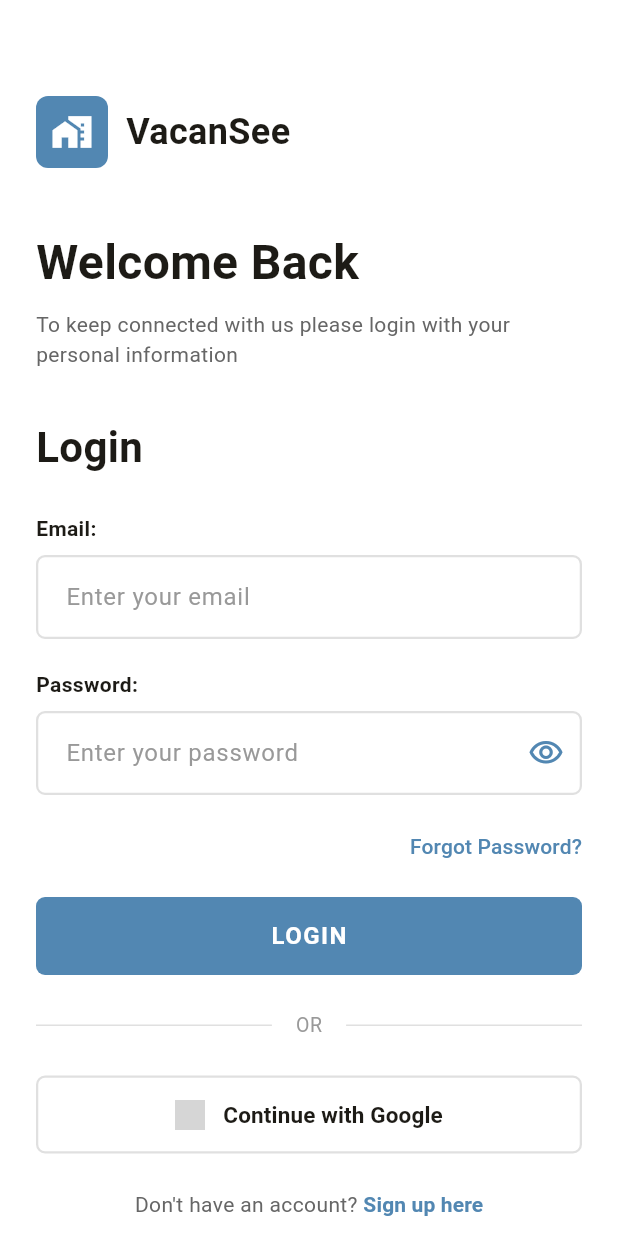
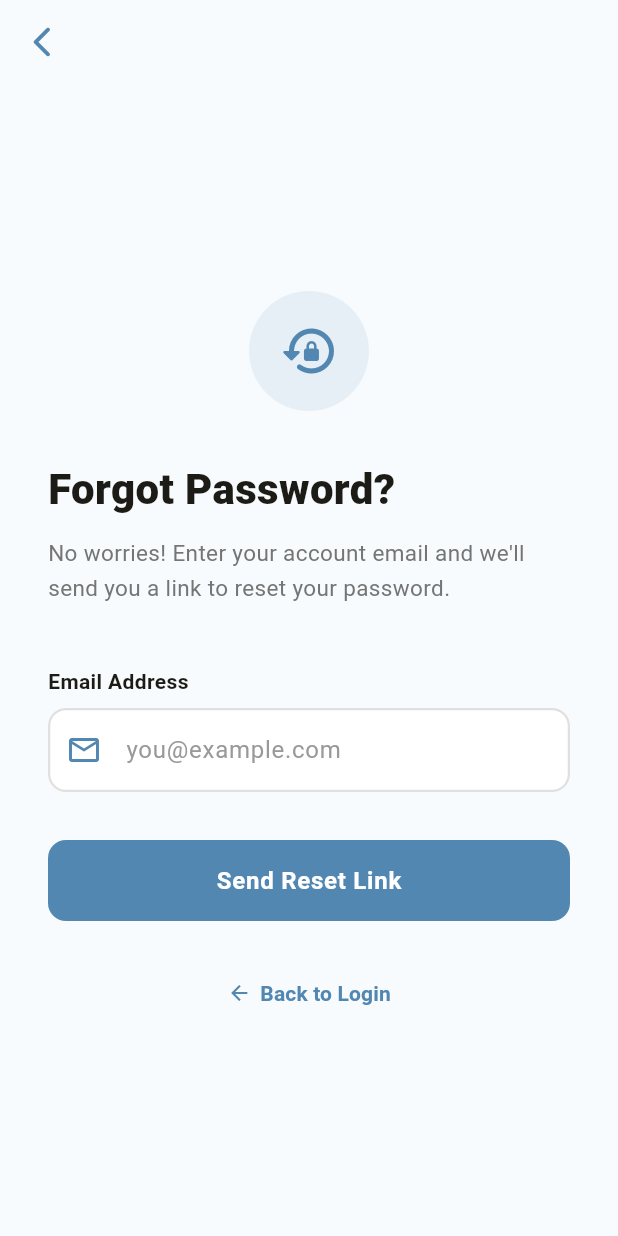
Before and after one commit to khentmoba/Vacansee, a Flutter app: the LoginScreen screen opened by its route, after a tap on "Forgot Password?", on a phone screen of 412 x 824 dp. Run offline on Flutter 3.47's test engine with Material 3 defaults, Android fonts, the phone set to English and light mode, and no system bars; our stand-ins replace flutter_dotenv, freezed_annotation, image_picker, shimmer, supabase_flutter; accounts and stored records are empty; network calls fail; grey boxes are pictures that could not be loaded.

Commit message:
Add forgot password flow with email reset link

```diff
--- /dev/null
+++ b/lib/screens/auth/forgot_password_screen.dart
@@ -0,0 +1,347 @@
+import 'package:flutter/material.dart';
+import 'package:provider/provider.dart';
+import '../../providers/auth_provider.dart';
+
+class ForgotPasswordScreen extends StatefulWidget {
+  const ForgotPasswordScreen({super.key});
+
+  @override
+  State<ForgotPasswordScreen> createState() => _ForgotPasswordScreenState();
+}
+
+class _ForgotPasswordScreenState extends State<ForgotPasswordScreen> {
+  final _emailController = TextEditingController();
+  String? _emailError;
+  bool _sent = false;
+
+  @override
+  void dispose() {
+    _emailController.dispose();
+    super.dispose();
+  }
+
+  Future<void> _submit() async {
+    final email = _emailController.text.trim();
+    if (email.isEmpty || !email.contains('@')) {
+      setState(() => _emailError = 'Please enter a valid email address');
+      return;
+    }
+    setState(() => _emailError = null);
+
+    final authProvider = context.read<AuthProvider>();
+    await authProvider.sendPasswordReset(email);
+
+    if (mounted) {
+      setState(() => _sent = true);
+    }
+  }
+
+  @override
+  Widget build(BuildContext context) {
+    final authProvider = context.watch<AuthProvider>();
+
+    return Scaffold(
+      backgroundColor: const Color(0xFFF8FBFD),
+      appBar: AppBar(
+        backgroundColor: Colors.transparent,
+        elevation: 0,
+        foregroundColor: const Color(0xFF5287B2),
+        leading: IconButton(
+          icon: const Icon(Icons.arrow_back_ios_new_rounded),
+          onPressed: () => Navigator.pop(context),
+        ),
+      ),
+      body: SafeArea(
+        child: Center(
+          child: SingleChildScrollView(
+            padding: const EdgeInsets.symmetric(horizontal: 32),
+            child: _sent ? _buildSuccessView() : _buildFormView(authProvider),
+          ),
+        ),
+      ),
+    );
+  }
+
+  Widget _buildFormView(AuthProvider authProvider) {
+    return Column(
+      crossAxisAlignment: CrossAxisAlignment.start,
+      children: [
+        // Icon header
+        Center(
+          child: Container(
+            width: 80,
+            height: 80,
+            decoration: BoxDecoration(
+              color: const Color(0xFF5287B2).withValues(alpha: 0.1),
+              shape: BoxShape.circle,
+            ),
+            child: const Icon(
+              Icons.lock_reset_rounded,
+              size: 40,
+              color: Color(0xFF5287B2),
+            ),
+          ),
+        ),
+        const SizedBox(height: 32),
+
+        const Text(
+          'Forgot Password?',
+          style: TextStyle(
+            fontSize: 28,
+            fontWeight: FontWeight.w800,
+            color: Color(0xFF1D1B16),
+          ),
+        ),
+        const SizedBox(height: 12),
+        Text(
+          "No worries! Enter your account email and we'll send you a link to reset your password.",
+          style: TextStyle(
+            fontSize: 15,
+            color: Colors.grey[600],
+            height: 1.5,
+          ),
+        ),
+        const SizedBox(height: 40),
+
+        // Email field label
+        const Padding(
+          padding: EdgeInsets.only(bottom: 8),
+          child: Text(
+            'Email Address',
+            style: TextStyle(
+              fontSize: 14,
+              fontWeight: FontWeight.w600,
+              color: Color(0xFF1D1B16),
+            ),
+          ),
+        ),
+
+        // Email field
+        TextField(
+          controller: _emailController,
+          keyboardType: TextInputType.emailAddress,
+          autofillHints: const [AutofillHints.email],
+          onChanged: (_) => setState(() => _emailError = null),
+          decoration: InputDecoration(
+            hintText: 'you@example.com',
+            hintStyle: const TextStyle(color: Color(0xFF999999)),
+            prefixIcon: const Icon(Icons.email_outlined, color: Color(0xFF5287B2)),
+            filled: true,
+            fillColor: _emailError != null ? Colors.red[50] : Colors.white,
+            border: OutlineInputBorder(
+              borderRadius: BorderRadius.circular(12),
+              borderSide: BorderSide(
+                color: _emailError != null ? Colors.red : const Color(0xFFE0E0E0),
+                width: 1.5,
+              ),
+            ),
+            enabledBorder: OutlineInputBorder(
+              borderRadius: BorderRadius.circular(12),
+              borderSide: BorderSide(
+                color: _emailError != null ? Colors.red : const Color(0xFFE0E0E0),
+                width: 1.5,
+              ),
+            ),
+            focusedBorder: OutlineInputBorder(
+              borderRadius: BorderRadius.circular(12),
+              borderSide: const BorderSide(color: Color(0xFF5287B2), width: 1.5),
+            ),
+            contentPadding: const EdgeInsets.symmetric(horizontal: 16, vertical: 16),
+          ),
+        ),
+        if (_emailError != null)
+          Padding(
+            padding: const EdgeInsets.only(top: 6, left: 4),
+            child: Text(
+              _emailError!,
+              style: const TextStyle(color: Colors.red, fontSize: 12),
+            ),
+          ),
+
+        // Error from provider
+        if (authProvider.errorMessage != null)
+          Padding(
+            padding: const EdgeInsets.only(top: 16),
+            child: Container(
+              padding: const EdgeInsets.symmetric(horizontal: 16, vertical: 12),
+              decoration: BoxDecoration(
+                color: Colors.red[50],
+                borderRadius: BorderRadius.circular(12),
+                border: Border.all(color: Colors.red.withValues(alpha: 0.3)),
+              ),
+              child: Row(
+                children: [
+                  const Icon(Icons.error_outline, color: Colors.red, size: 18),
+                  const SizedBox(width: 10),
+                  Expanded(
+                    child: Text(
+                      authProvider.errorMessage!,
+                      style: const TextStyle(color: Colors.red, fontSize: 13),
+                    ),
+                  ),
+                ],
+              ),
+            ),
+          ),
+
+        const SizedBox(height: 32),
+
+        // Submit button
+        SizedBox(
+          width: double.infinity,
+          height: 54,
+          child: ElevatedButton(
+            onPressed: authProvider.isLoading ? null : _submit,
+            style: ElevatedButton.styleFrom(
+              backgroundColor: const Color(0xFF5287B2),
+              foregroundColor: Colors.white,
+              elevation: 0,
+              shape: RoundedRectangleBorder(
+                borderRadius: BorderRadius.circular(12),
+              ),
+            ),
+            child: authProvider.isLoading
+                ? const SizedBox(
+                    height: 22,
+                    width: 22,
+                    child: CircularProgressIndicator(
+                      strokeWidth: 2.5,
+                      color: Colors.white,
+                    ),
+                  )
+                : const Text(
+                    'Send Reset Link',
+                    style: TextStyle(
+                      fontSize: 16,
+                      fontWeight: FontWeight.w700,
+                      letterSpacing: 0.5,
+                    ),
+                  ),
+          ),
+        ),
+        const SizedBox(height: 24),
+
+        // Back to login
+        Center(
+          child: TextButton(
+            onPressed: () => Navigator.pop(context),
+            style: TextButton.styleFrom(
+              foregroundColor: const Color(0xFF5287B2),
+            ),
+            child: const Row(
+              mainAxisSize: MainAxisSize.min,
+              children: [
+                Icon(Icons.arrow_back, size: 16),
+                SizedBox(width: 6),
+                Text(
+                  'Back to Login',
+                  style: TextStyle(fontWeight: FontWeight.w600),
+                ),
+              ],
+            ),
+          ),
+        ),
+      ],
+    );
+  }
+
+  Widget _buildSuccessView() {
+    return Column(
+      mainAxisAlignment: MainAxisAlignment.center,
+      children: [
+        // Animated success icon
+        Container(
+          width: 100,
+          height: 100,
+          decoration: BoxDecoration(
+            color: const Color(0xFF10B981).withValues(alpha: 0.1),
+            shape: BoxShape.circle,
+          ),
+          child: const Icon(
+            Icons.mark_email_read_rounded,
+            size: 52,
+            color: Color(0xFF10B981),
+          ),
+        ),
+        const SizedBox(height: 32),
+
+        const Text(
+          'Check Your Email!',
+          style: TextStyle(
+            fontSize: 26,
+            fontWeight: FontWeight.w800,
+            color: Color(0xFF1D1B16),
+          ),
+        ),
+        const SizedBox(height: 16),
+        Text(
+          'We sent a password reset link to\n${_emailController.text.trim()}',
+          textAlign: TextAlign.center,
+          style: TextStyle(
+            fontSize: 15,
+            color: Colors.grey[600],
+            height: 1.6,
+          ),
+        ),
+
+        const SizedBox(height: 12),
+        Text(
+          'Click the link in the email to set a new password. It may take a minute to arrive.',
+          textAlign: TextAlign.center,
+          style: TextStyle(
+            fontSize: 13,
+            color: Colors.grey[500],
+            height: 1.5,
+          ),
+        ),
+
+        const SizedBox(height: 48),
+
+        // Resend option
+        SizedBox(
+          width: double.infinity,
+          height: 54,
+          child: OutlinedButton.icon(
+            onPressed: () => setState(() {
+              _sent = false;
+              _emailController.clear();
+            }),
+            icon: const Icon(Icons.refresh_rounded),
+            label: const Text(
+              'Use a Different Email',
+              style: TextStyle(fontWeight: FontWeight.w600),
+            ),
+            style: OutlinedButton.styleFrom(
+              foregroundColor: const Color(0xFF5287B2),
+              side: const BorderSide(color: Color(0xFF5287B2), width: 1.5),
+              shape: RoundedRectangleBorder(
+                borderRadius: BorderRadius.circular(12),
+              ),
+            ),
+          ),
+        ),
+        const SizedBox(height: 16),
+
+        SizedBox(
+          width: double.infinity,
+          height: 54,
+          child: ElevatedButton(
+            onPressed: () => Navigator.pop(context),
+            style: ElevatedButton.styleFrom(
+              backgroundColor: const Color(0xFF5287B2),
+              foregroundColor: Colors.white,
+              elevation: 0,
+              shape: RoundedRectangleBorder(
+                borderRadius: BorderRadius.circular(12),
+              ),
+            ),
+            child: const Text(
+              'Back to Login',
+              style: TextStyle(fontSize: 16, fontWeight: FontWeight.w700),
+            ),
+          ),
+        ),
+      ],
+    );
+  }
+}
--- a/lib/screens/auth/login_screen.dart
+++ b/lib/screens/auth/login_screen.dart
@@ -2,6 +2,7 @@ import 'package:flutter/material.dart';
 import 'package:provider/provider.dart';
 import '../../providers/auth_provider.dart';
 import 'register_screen.dart';
+import 'forgot_password_screen.dart';
 import '../home/home_screen.dart';
 
 class LoginScreen extends StatefulWidget {
@@ -397,7 +398,12 @@ class _LoginScreenState extends State<LoginScreen> {
         Align(
           alignment: Alignment.centerRight,
           child: TextButton(
-            onPressed: () {},
+            onPressed: () => Navigator.push(
+              context,
+              MaterialPageRoute(
+                builder: (_) => const ForgotPasswordScreen(),
+              ),
+            ),
             style: TextButton.styleFrom(
               foregroundColor: const Color(0xFF5287B2),
               padding: EdgeInsets.zero,
```
